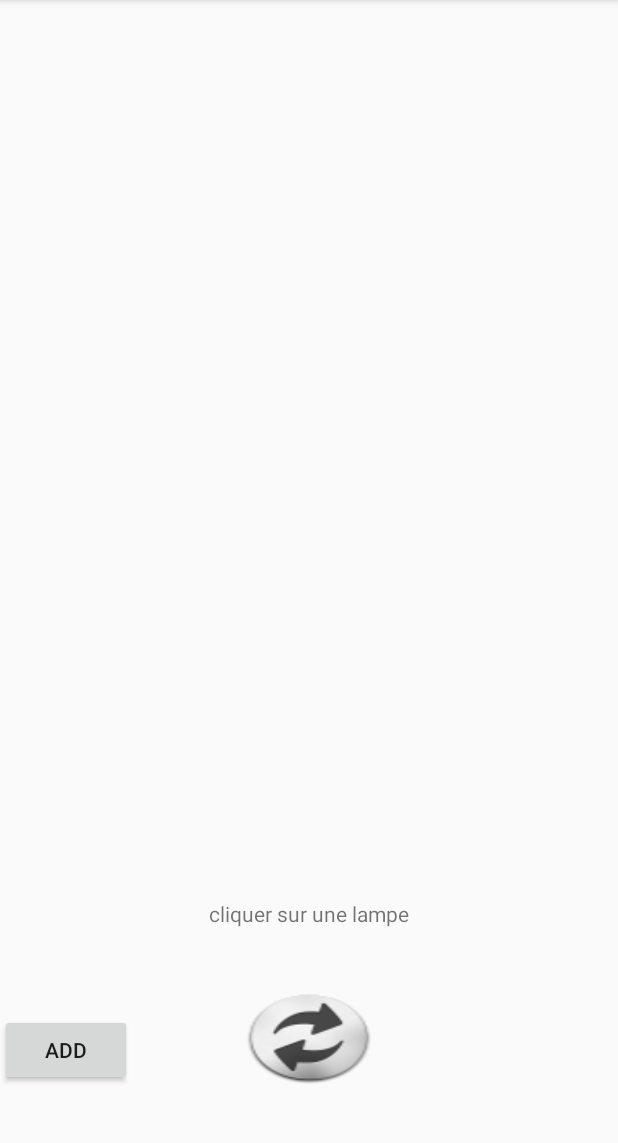
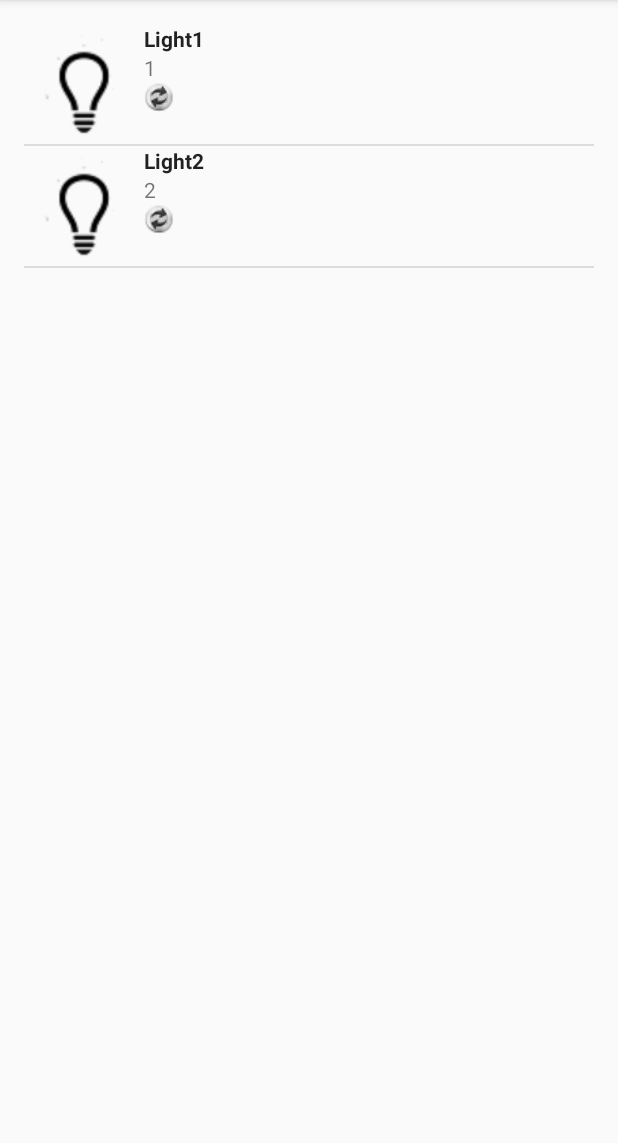
Before and after one commit to Ektoplasma/HomeDZ, an Android app: the fragment LightFragment shown on its own in the app's theme, on a phone screen of 412 x 824 dp, the part 84-1227 px from its top. Run offline under Robolectric (Android 15) with nearby library versions, the phone set to English and light mode, and no system bars; libraries missing offline, so code that uses them is left out: org.eclipse.paho.

Commit message:
New layout custom listview

```diff
--- /dev/null
+++ b/app/src/main/java/insacvl/sti/ssu/homedz/ItemDetails.java
@@ -0,0 +1,31 @@
+package insacvl.sti.ssu.homedz;
+
+/**
+ * Created by Rudy on 30/01/2017.
+ */
+
+public class ItemDetails {
+    public String getName() {
+        return name;
+    }
+    public void setName(String name) {
+        this.name = name;
+    }
+    public String getId() {
+        return id;
+    }
+    public void setId(String itemDescription) {
+        this.id = itemDescription;
+    }
+
+    public int getImageNumber() {
+        return imageNumber;
+    }
+    public void setImageNumber(int imageNumber) {
+        this.imageNumber = imageNumber;
+    }
+
+    private String name ;
+    private String id;
+    private int imageNumber;
+}
--- /dev/null
+++ b/app/src/main/java/insacvl/sti/ssu/homedz/ItemListBaseAdapter.java
@@ -0,0 +1,81 @@
+package insacvl.sti.ssu.homedz;
+
+import android.content.Context;
+import android.view.LayoutInflater;
+import android.view.View;
+import android.view.ViewGroup;
+import android.widget.BaseAdapter;
+import android.widget.ImageButton;
+import android.widget.ImageView;
+import android.widget.TextView;
+import java.util.ArrayList;
+
+/**
+ * Created by Rudy on 30/01/2017.
+ */
+
+public class ItemListBaseAdapter extends BaseAdapter {
+    private static ArrayList<ItemDetails> itemDetailsrrayList;
+
+    private LayoutInflater l_Inflater;
+
+    public ItemListBaseAdapter(Context context, ArrayList<ItemDetails> results) {
+        itemDetailsrrayList = results;
+        l_Inflater = LayoutInflater.from(context);
+    }
+
+    public int getCount() {
+        return itemDetailsrrayList.size();
+    }
+
+    public Object getItem(int position) {
+        return itemDetailsrrayList.get(position);
+    }
+
+    public long getItemId(int position) {
+        return position;
+    }
+
+    public View getView(final int position, View convertView, ViewGroup parent) {
+        final ViewHolder holder;
+        if (convertView == null) {
+            convertView = l_Inflater.inflate(R.layout.item_details_view, null);
+            holder = new ViewHolder();
+            holder.txt_itemName = (TextView) convertView.findViewById(R.id.name);
+            holder.txt_id = (TextView) convertView.findViewById(R.id.id);
+            holder.img_item = (ImageView) convertView.findViewById(R.id.photo);
+            holder.img_btn = (ImageButton) convertView.findViewById(R.id.imgbtn);
+
+            convertView.setTag(holder);
+        } else {
+            holder = (ViewHolder) convertView.getTag();
+        }
+
+        holder.txt_itemName.setText(itemDetailsrrayList.get(position).getName());
+        holder.txt_id.setText(itemDetailsrrayList.get(position).getId());
+        holder.img_item.setImageResource(itemDetailsrrayList.get(position).getImageNumber());
+
+        holder.img_btn.setOnClickListener(new View.OnClickListener() {
+            @Override
+            public void onClick(View view){
+                if(itemDetailsrrayList.get(position).getImageNumber() == R.drawable.lightbulb_icon_on64){
+                    holder.img_item.setImageResource(R.drawable.lightbulb_icon_off64);
+                    itemDetailsrrayList.get(position).setImageNumber(R.drawable.lightbulb_icon_off64);
+                }
+                else if(itemDetailsrrayList.get(position).getImageNumber() == R.drawable.lightbulb_icon_off64) {
+                    holder.img_item.setImageResource(R.drawable.lightbulb_icon_on64);
+                    itemDetailsrrayList.get(position).setImageNumber(R.drawable.lightbulb_icon_on64);
+                }
+            }
+        });
+
+        return convertView;
+    }
+
+    static class ViewHolder {
+        TextView txt_itemName;
+        TextView txt_id;
+        ImageView img_item;
+        ImageButton img_btn;
+    }
+}
--- a/app/src/main/java/insacvl/sti/ssu/homedz/LightFragment.java
+++ b/app/src/main/java/insacvl/sti/ssu/homedz/LightFragment.java
@@ -5,91 +5,43 @@ import android.support.v4.app.Fragment;
 import android.view.LayoutInflater;
 import android.view.View;
 import android.view.ViewGroup;
-import android.widget.Button;
-import android.widget.ImageView;
-import android.widget.LinearLayout;
-import android.widget.TextView;
+import android.widget.ListView;
+import java.util.ArrayList;
 
 
 
 public class LightFragment extends Fragment {
 
-    public int nombre = 0;
-    public boolean off = true;
-    ImageView iv1, iv2, iv3;
-    TextView tv1, tv2, tv3, tvtest;
-    LinearLayout linLay1, linLay2, linLay3;
-
     public LightFragment() {
     }
 
     @Override
-    public View onCreateView(LayoutInflater inflater, ViewGroup container,
-                             Bundle savedInstanceState) {
-        View rootView = inflater.inflate(R.layout.z_fragment_light_layout, container, false);
+    public View onCreateView(LayoutInflater inflater, ViewGroup container, Bundle savedInstanceState) {
+        View rootView = inflater.inflate(R.layout.activity_list_obat, container, false);
 
-        nombre = 0;
-        tv1 = (TextView)rootView.findViewById(R.id.tvLight1);
-        tv2 = (TextView)rootView.findViewById(R.id.tvLight2);
-        tv3 = (TextView)rootView.findViewById(R.id.tvLight3);
-        tvtest = (TextView)rootView.findViewById(R.id.tvtest);
+        ArrayList<ItemDetails> image_details = GetSearchResults();
 
-        iv1 = (ImageView)rootView.findViewById(R.id.ivLight1);
-        iv2 = (ImageView)rootView.findViewById(R.id.ivLight2);
-        iv3 = (ImageView)rootView.findViewById(R.id.ivLight3);
+        final ListView lv1 = (ListView)rootView.findViewById(R.id.listView);
+        lv1.setAdapter(new ItemListBaseAdapter(getContext(), image_details));
 
-        linLay1 = (LinearLayout)rootView.findViewById(R.id.ln1);
-        linLay2 = (LinearLayout)rootView.findViewById(R.id.ln2);
-        linLay3 = (LinearLayout)rootView.findViewById(R.id.ln3);
-
-        linLay1.setVisibility(View.INVISIBLE);
-        linLay2.setVisibility(View.INVISIBLE);
-        linLay3.setVisibility(View.INVISIBLE);
-
-        iv1.setClickable(true);
-        iv1.setOnClickListener(new View.OnClickListener(){
-            public void onClick(View v){
-                if(iv1.getVisibility() == View.VISIBLE){
-                    tvtest.setText("vous avez cliqué!");
-                }
-            }
-        });
-
-        Button bAdd = (Button)rootView.findViewById(R.id.bAdd);
-        bAdd.setOnClickListener(new View.OnClickListener(){
-            public void onClick(View v){
-                switch(nombre){
-                    case 0:
-                        linLay1.setVisibility(View.VISIBLE);
-                        break;
-                    case 1:
-                        linLay2.setVisibility(View.VISIBLE);
-                        break;
-                    case 2:
-                        linLay3.setVisibility(View.VISIBLE);
-                        break;
-                }
-                nombre ++;
-            }
-        });
-
-        Button bRefresh = (Button)rootView.findViewById(R.id.bRefresh);
-        bRefresh.setOnClickListener(new View.OnClickListener() {
-            public void onClick(View v) {
-                if(off) {
-                    iv1.setImageResource(R.drawable.lightbulb_icon_on64);
-                    iv2.setImageResource(R.drawable.lightbulb_icon_on64);
-                    iv3.setImageResource(R.drawable.lightbulb_icon_on64);
-                    off = false;
-                }
-                else{
-                    iv1.setImageResource(R.drawable.lightbulb_icon_off64);
-                    iv2.setImageResource(R.drawable.lightbulb_icon_off64);
-                    iv3.setImageResource(R.drawable.lightbulb_icon_off64);
-                    off = true;
-                }
-            }
-        });
         return rootView;
     }
+
+    private ArrayList<ItemDetails> GetSearchResults() {
+        ArrayList<ItemDetails> results = new ArrayList<ItemDetails>();
+
+        ItemDetails item_details = new ItemDetails();
+        item_details.setName("Light1");
+        item_details.setId("1");
+        item_details.setImageNumber(R.drawable.lightbulb_icon_off64);
+        results.add(item_details);
+
+        item_details = new ItemDetails();
+        item_details.setName("Light2");
+        item_details.setId("2");
+        item_details.setImageNumber(R.drawable.lightbulb_icon_off64);
+        results.add(item_details);
+
+        return results;
+    }
 }
--- /dev/null
+++ b/app/src/main/res/layout/activity_list_obat.xml
@@ -0,0 +1,15 @@
+<RelativeLayout xmlns:android="http://schemas.android.com/apk/res/android"
+    xmlns:tools="http://schemas.android.com/tools" android:layout_width="match_parent"
+    android:layout_height="match_parent" android:paddingLeft="16dp"
+    android:paddingRight="16dp"
+    android:paddingTop="16dp"
+    android:paddingBottom="16dp"
+    tools:context="insacvl.sti.ssu.homedz.LightFragment">
+
+
+    <ListView
+        android:layout_width="wrap_content"
+        android:layout_height="400dp"
+        android:id="@+id/listView"
+        android:layout_alignParentEnd="true" />
+</RelativeLayout>
--- /dev/null
+++ b/app/src/main/res/layout/item_details_view.xml
@@ -0,0 +1,39 @@
+<?xml version="1.0" encoding="utf-8"?>
+<RelativeLayout xmlns:android="http://schemas.android.com/apk/res/android"
+    android:orientation="vertical"
+    android:layout_width="fill_parent"
+    android:layout_height="fill_parent">
+
+    <ImageView
+        android:layout_width="80dp"
+        android:layout_height="80dp"
+        android:id="@+id/photo"
+        android:layout_alignParentTop="true"
+        android:layout_alignParentStart="true"/>
+
+    <TextView
+        android:layout_width="wrap_content"
+        android:layout_height="wrap_content"
+        android:text="name"
+        android:id="@+id/name"
+        android:layout_toEndOf="@+id/photo"
+        android:textAppearance="@style/TextAppearance.AppCompat.Body1"
+        android:textStyle="normal|bold" />
+
+    <TextView
+        android:layout_width="wrap_content"
+        android:layout_height="wrap_content"
+        android:text="id"
+        android:id="@+id/id"
+        android:layout_below="@+id/name"
+        android:layout_toEndOf="@+id/photo" />
+
+    <ImageButton
+        android:layout_width="20dp"
+        android:layout_height="20dp"
+        android:id="@+id/imgbtn"
+        android:layout_below="@+id/id"
+        android:layout_toEndOf="@+id/photo"
+        android:src="@drawable/refresh_icon20"/>
+
+</RelativeLayout>
```
Also changed, not shown: app/src/main/res/drawable/refresh_icon20.png (added).
